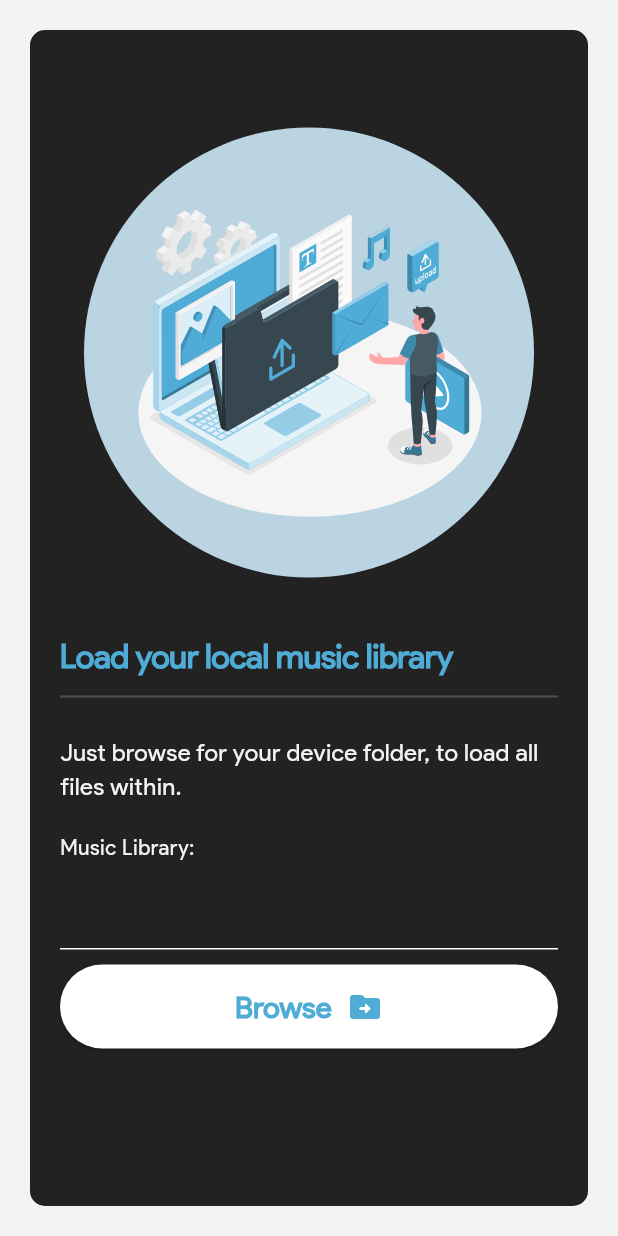
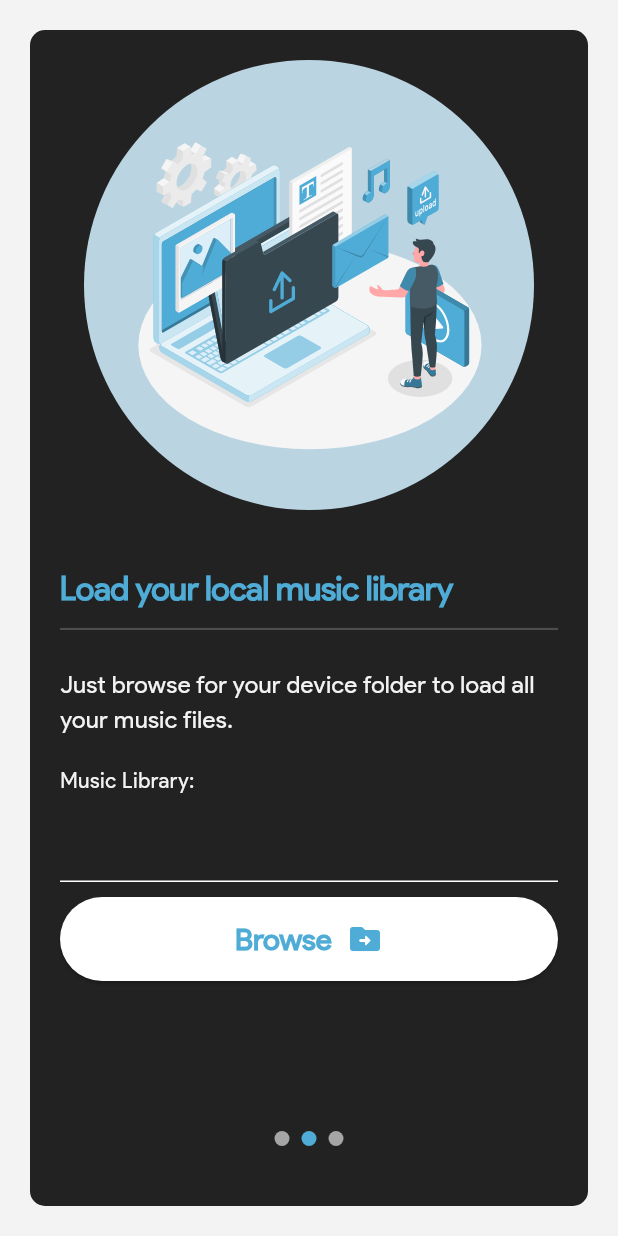
Before and after one commit to Harshit-Sonawala/just_play, a Flutter app: the screen it shows after launch, swiped to page 2, on a phone screen of 412 x 824 dp. Run offline on Flutter 3.47's test engine with Material 3 defaults, Android fonts, the phone set to English and light mode, and no system bars; drawn by our look-alikes of smooth_page_indicator; our stand-ins replace device_info_plus, file_picker, flutter_svg, just_audio, permission_handler, shared_preferences; missing offline and left inert: audiotags, restart_app.

Commit message:
fixed future bug in onboarding_screen, added smoothpageindicator to onboarding

```diff
--- a/lib/main.dart
+++ b/lib/main.dart
@@ -196,10 +196,10 @@ class _JustPlayState extends State<JustPlay> {
           actionTextColor: Provider.of<ThemeProvider>(context).globalAccentColor,
         ),
       ),
-      home: (showOnboardingScreen == null || showOnboardingScreen == true)
+      home: (showOnboardingScreen != null && showOnboardingScreen == false)
+          // ? const PlaybackScreen()
           ? const OnboardingScreen()
-          // : const OnboardingScreen(),
-          : const PlaybackScreen(),
+          : const OnboardingScreen(),
     );
   }
 }
--- a/lib/screens/onboarding_screen.dart
+++ b/lib/screens/onboarding_screen.dart
@@ -11,6 +11,7 @@ import '../screens/playback_screen.dart';
 
 import 'package:flutter_svg/flutter_svg.dart';
 import 'package:file_picker/file_picker.dart';
+import 'package:smooth_page_indicator/smooth_page_indicator.dart';
 
 class OnboardingScreen extends StatefulWidget {
   const OnboardingScreen({super.key});
@@ -116,10 +117,24 @@ class _OnboardingScreenState extends State<OnboardingScreen> {
                     ),
                     const SizedBox(height: 20),
                     Text(
-                      'Please provide the file and audio playback permissions when prompted on the next screen.',
+                      'Please provide the file and audio playback permissions whenever prompted.',
                       style: Theme.of(context).textTheme.bodyMedium,
                     ),
-                    const SizedBox(height: 40),
+                    const Spacer(),
+                    Align(
+                      alignment: Alignment.center,
+                      child: SmoothPageIndicator(
+                        controller: pageViewController,
+                        count: 3,
+                        effect: WormEffect(
+                          dotHeight: 10,
+                          dotWidth: 10,
+                          dotColor: Provider.of<ThemeProvider>(context, listen: false).globalDarkDimForegroundColor,
+                          activeDotColor: Provider.of<ThemeProvider>(context, listen: false).globalAccentColor,
+                        ),
+                      ),
+                    ),
+                    const SizedBox(height: 20),
                     ElevatedButton(
                       onPressed: () => {
                         pageViewController.nextPage(
@@ -187,7 +202,7 @@ class _OnboardingScreenState extends State<OnboardingScreen> {
                     const CustomDivider(),
                     const SizedBox(height: 20),
                     Text(
-                      'Just browse for your device folder, to load all files within.',
+                      'Just browse for your device folder to load all your music files.',
                       style: Theme.of(context).textTheme.bodyMedium,
                     ),
                     const SizedBox(height: 20),
@@ -239,7 +254,21 @@ class _OnboardingScreenState extends State<OnboardingScreen> {
                         ),
                       ),
                     ),
-                    const SizedBox(height: 40),
+                    const Spacer(),
+                    Align(
+                      alignment: Alignment.center,
+                      child: SmoothPageIndicator(
+                        controller: pageViewController,
+                        count: 3,
+                        effect: WormEffect(
+                          dotHeight: 10,
+                          dotWidth: 10,
+                          dotColor: Provider.of<ThemeProvider>(context, listen: false).globalDarkDimForegroundColor,
+                          activeDotColor: Provider.of<ThemeProvider>(context, listen: false).globalAccentColor,
+                        ),
+                      ),
+                    ),
+                    const SizedBox(height: 20),
                     if (Provider.of<AudioPlayerProvider>(context).currentDirectory != null &&
                         Provider.of<AudioPlayerProvider>(context).currentDirectory != '')
                       ElevatedButton(
@@ -312,7 +341,21 @@ class _OnboardingScreenState extends State<OnboardingScreen> {
                       'Ready to go! Select a file and play!',
                       style: Theme.of(context).textTheme.bodyMedium,
                     ),
-                    const SizedBox(height: 40),
+                    const Spacer(),
+                    Align(
+                      alignment: Alignment.center,
+                      child: SmoothPageIndicator(
+                        controller: pageViewController,
+                        count: 3,
+                        effect: WormEffect(
+                          dotHeight: 10,
+                          dotWidth: 10,
+                          dotColor: Provider.of<ThemeProvider>(context, listen: false).globalDarkDimForegroundColor,
+                          activeDotColor: Provider.of<ThemeProvider>(context, listen: false).globalAccentColor,
+                        ),
+                      ),
+                    ),
+                    const SizedBox(height: 20),
                     ElevatedButton(
                       onPressed: () => {
                         Navigator.of(context).pushReplacement(
--- a/lib/screens/playback_screen.dart
+++ b/lib/screens/playback_screen.dart
@@ -18,18 +18,18 @@ class PlaybackScreen extends StatefulWidget {
 
 class _PlaybackScreenState extends State<PlaybackScreen> {
   bool isPlaying = false;
-  // Future<void>? trackListFuture;
+  Future<void>? trackListFuture;
 
-  // @override
-  // void initState() {
-  //   super.initState();
-  //   callGenerateTrackList();
-  // }
+  @override
+  void initState() {
+    super.initState();
+    callGenerateTrackList();
+  }
 
-  // Future<void> callGenerateTrackList() async {
-  //   trackListFuture = Provider.of<AudioPlayerProvider>(context)
-  //       .generateTrackList(); // no await as this is just a Future we are passing to the FutureBuilder, and not a value
-  // }
+  Future<void> callGenerateTrackList() async {
+    trackListFuture = Provider.of<AudioPlayerProvider>(context, listen: false)
+        .generateTrackList(); // no await as this is just a Future we are passing to the FutureBuilder, and not a value
+  }
 
   String formatDurationToString(Duration? duration) {
     String twoDigits(int n) => n.toString().padLeft(2, '0');
@@ -44,7 +44,7 @@ class _PlaybackScreenState extends State<PlaybackScreen> {
     return Scaffold(
       body: SafeArea(
         child: FutureBuilder<void>(
-          future: Provider.of<AudioPlayerProvider>(context).generateTrackList(),
+          future: trackListFuture,
           builder: (context, snapshot) {
             if (snapshot.connectionState == ConnectionState.waiting) {
               return const Center(
--- a/pubspec.yaml
+++ b/pubspec.yaml
@@ -21,6 +21,7 @@ dependencies:
   audiotags: ^1.4.0
   path: ^1.9.0
   flutter_svg: ^2.0.10+1
+  smooth_page_indicator: ^1.2.0+3
 
 dev_dependencies:
   flutter_test:
```
Also changed, not shown: pubspec.lock.
